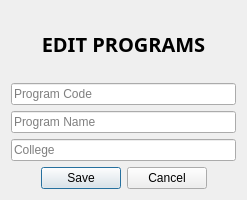
karoltacang/SSIS, file ui/editProgram.ui: the form before one commit.
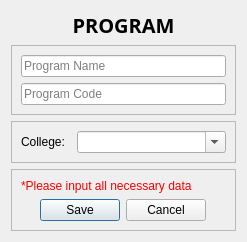
The form after the commit.

Diff of the .ui file:
```diff
--- a/ui/editProgram.ui
+++ b/ui/editProgram.ui
@@ -7,7 +7,7 @@
     <x>0</x>
     <y>0</y>
     <width>247</width>
-    <height>200</height>
+    <height>230</height>
    </rect>
   </property>
   <property name="windowTitle">
@@ -25,7 +25,7 @@
       </font>
      </property>
      <property name="text">
-      <string>EDIT PROGRAMS</string>
+      <string>PROGRAM</string>
      </property>
      <property name="alignment">
       <set>Qt::AlignCenter</set>
@@ -33,49 +33,140 @@
     </widget>
    </item>
    <item>
-    <widget class="QLineEdit" name="programCodeInput">
-     <property name="text">
-      <string/>
+    <widget class="QFrame" name="frame_3">
+     <property name="frameShape">
+      <enum>QFrame::StyledPanel</enum>
      </property>
-     <property name="placeholderText">
-      <string>Program Code</string>
+     <property name="frameShadow">
+      <enum>QFrame::Raised</enum>
      </property>
+     <layout class="QVBoxLayout" name="verticalLayout_3">
+      <item>
+       <widget class="QLineEdit" name="programNameInput">
+        <property name="text">
+         <string/>
+        </property>
+        <property name="placeholderText">
+         <string>Program Name</string>
+        </property>
+       </widget>
+      </item>
+      <item>
+       <widget class="QLineEdit" name="programCodeInput">
+        <property name="text">
+         <string/>
+        </property>
+        <property name="placeholderText">
+         <string>Program Code</string>
+        </property>
+       </widget>
+      </item>
+     </layout>
     </widget>
    </item>
    <item>
-    <widget class="QLineEdit" name="programNameInput">
-     <property name="text">
-      <string/>
+    <widget class="QFrame" name="frame_2">
+     <property name="frameShape">
+      <enum>QFrame::StyledPanel</enum>
      </property>
-     <property name="placeholderText">
-      <string>Program Name</string>
+     <property name="frameShadow">
+      <enum>QFrame::Raised</enum>
      </property>
+     <layout class="QHBoxLayout" name="horizontalLayout" stretch="1,3">
+      <item>
+       <widget class="QLabel" name="label">
+        <property name="text">
+         <string>College:</string>
+        </property>
+       </widget>
+      </item>
+      <item>
+       <widget class="QComboBox" name="collegeInput">
+        <property name="focusPolicy">
+         <enum>Qt::StrongFocus</enum>
+        </property>
+        <property name="editable">
+         <bool>true</bool>
+        </property>
+        <item>
+         <property name="text">
+          <string/>
+         </property>
+        </item>
+       </widget>
+      </item>
+     </layout>
     </widget>
    </item>
    <item>
-    <widget class="QLineEdit" name="collegeInput">
-     <property name="text">
-      <string/>
+    <widget class="QFrame" name="frame">
+     <property name="frameShape">
+      <enum>QFrame::StyledPanel</enum>
      </property>
-     <property name="placeholderText">
-      <string>College</string>
+     <property name="frameShadow">
+      <enum>QFrame::Raised</enum>
      </property>
-    </widget>
-   </item>
-   <item>
-    <widget class="QDialogButtonBox" name="buttonBox">
-     <property name="layoutDirection">
-      <enum>Qt::LeftToRight</enum>
-     </property>
-     <property name="orientation">
-      <enum>Qt::Horizontal</enum>
-     </property>
-     <property name="standardButtons">
-      <set>QDialogButtonBox::Cancel|QDialogButtonBox::Save</set>
-     </property>
-     <property name="centerButtons">
-      <bool>true</bool>
-     </property>
+     <layout class="QVBoxLayout" name="verticalLayout">
+      <item>
+       <widget class="QLabel" name="error">
+        <property name="styleSheet">
+         <string notr="true">QLabel{
+	color: red;
+}</string>
+        </property>
+        <property name="text">
+         <string>*Please input all necessary data</string>
+        </property>
+       </widget>
+      </item>
+      <item>
+       <layout class="QHBoxLayout" name="horizontalLayout_3">
+        <item>
+         <spacer name="horizontalSpacer">
+          <property name="orientation">
+           <enum>Qt::Horizontal</enum>
+          </property>
+          <property name="sizeHint" stdset="0">
+           <size>
+            <width>40</width>
+            <height>20</height>
+           </size>
+          </property>
+         </spacer>
+        </item>
+        <item>
+         <widget class="QPushButton" name="save">
+          <property name="text">
+           <string>Save</string>
+          </property>
+         </widget>
+        </item>
+        <item>
+         <widget class="QPushButton" name="cancel">
+          <property name="layoutDirection">
+           <enum>Qt::LeftToRight</enum>
+          </property>
+          <property name="text">
+           <string>Cancel</string>
+          </property>
+         </widget>
+        </item>
+        <item>
+         <spacer name="horizontalSpacer_2">
+          <property name="orientation">
+           <enum>Qt::Horizontal</enum>
+          </property>
+          <property name="sizeHint" stdset="0">
+           <size>
+            <width>40</width>
+            <height>20</height>
+           </size>
+          </property>
+         </spacer>
+        </item>
+       </layout>
+      </item>
+     </layout>
     </widget>
    </item>
   </layout>
```
Left out of the diff: 35 changed lines with no effect on the pictures.
